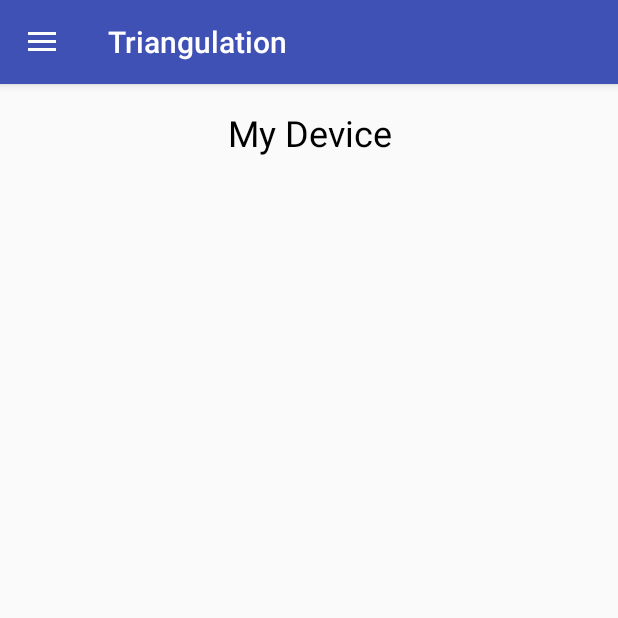
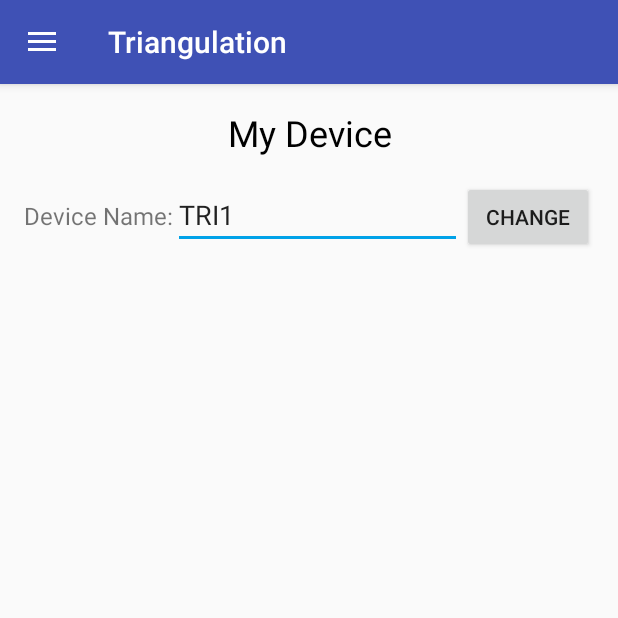
Before and after one commit to lucassusanto/android-triangulation, an Android app: the screen it shows after launch (MainActivity), in the side drawer, after a tap on "My Device", on a phone screen of 412 x 824 dp, the top half of it. Run offline under Robolectric (Android 15) with nearby library versions, the phone set to English and light mode, and no system bars.

Commit message:
Layout minor update

```diff
--- a/examplesync/src/main/res/layout/fragment_console.xml
+++ b/examplesync/src/main/res/layout/fragment_console.xml
@@ -6,7 +6,6 @@
     android:padding="16dp">
 
     <TextView
-        android:id="@+id/textView2"
         android:layout_width="match_parent"
         android:layout_height="wrap_content"
         android:paddingBottom="16dp"
--- a/examplesync/src/main/res/layout/fragment_identity.xml
+++ b/examplesync/src/main/res/layout/fragment_identity.xml
@@ -15,4 +15,28 @@
         android:paddingBottom="16dp"
         android:textColor="@color/colorBlack"/>
 
+    <LinearLayout
+        android:layout_width="match_parent"
+        android:layout_height="wrap_content">
+
+        <TextView
+            android:layout_width="wrap_content"
+            android:layout_height="wrap_content"
+            android:text="Device Name:"
+            android:textSize="16dp"/>
+
+        <EditText
+            android:id="@+id/txName"
+            android:layout_width="0dp"
+            android:layout_height="wrap_content"
+            android:layout_weight="1"
+            android:text="TRI1"/>
+
+        <Button
+            android:id="@+id/btnChange"
+            android:layout_width="wrap_content"
+            android:layout_height="wrap_content"
+            android:text="Change"/>
+    </LinearLayout>
+
 </LinearLayout>
--- a/examplesync/src/main/res/layout/fragment_map.xml
+++ b/examplesync/src/main/res/layout/fragment_map.xml
@@ -16,6 +16,7 @@
         android:textColor="@color/colorBlack"/>
 
     <ImageView
+        android:id="@+id/map_area"
         android:layout_width="match_parent"
         android:layout_height="match_parent"
         android:background="@drawable/layout_border"/>
```
Also changed, not shown: examplesync/src/main/res/layout/fragment_devices.xml (+19 -2 lines).
